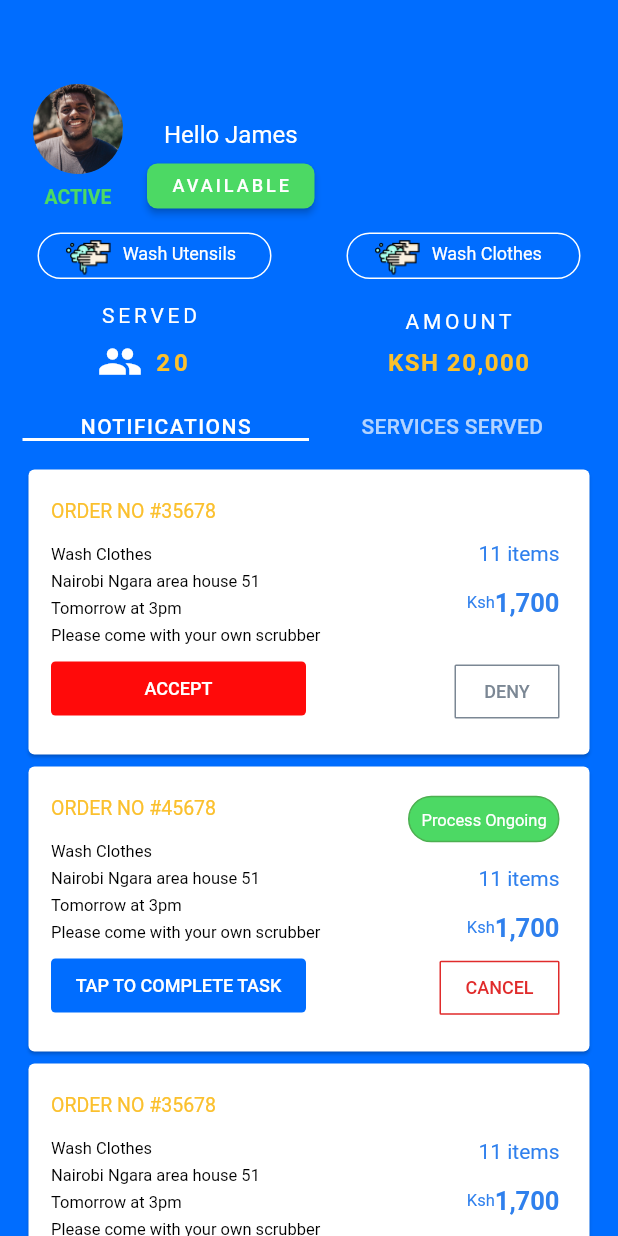
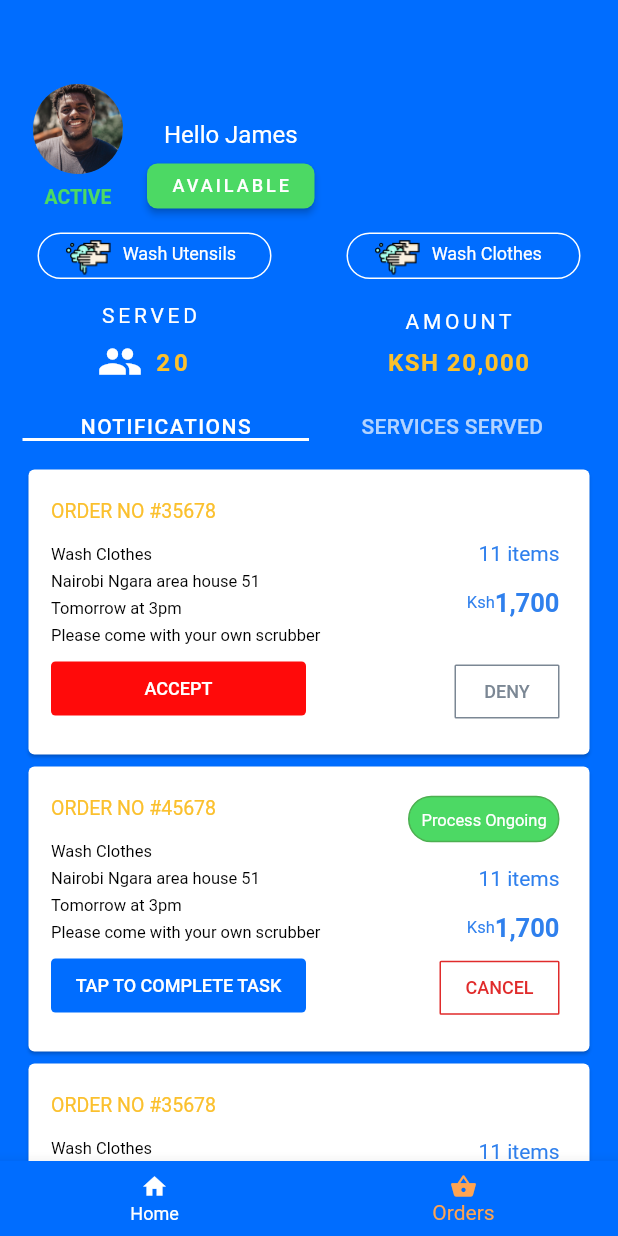
Before and after one commit to qendev/sidan_agent, a Flutter app: the DashBoard screen opened directly, after a tap on "ACCEPT", on a phone screen of 412 x 824 dp. Run offline on Flutter 3.47's test engine with Material 2 defaults, Android fonts, the phone set to English and light mode, and no system bars; our stand-ins replace dropdown_formfield.

Commit message:
updatedc the ui

```diff
--- a/lib/DashBoard.dart
+++ b/lib/DashBoard.dart
@@ -16,6 +16,14 @@ class DashBoard extends StatefulWidget {
 }
 
 class _DashBoardState extends State<DashBoard> {
+  int counter = 0;
+  int selectedIndex = 1;
+
+  void ItemTapped(int index) {
+    setState(() {
+      selectedIndex = index;
+    });
+  }
   @override
   Widget build(BuildContext context) {
     return Scaffold(
@@ -1492,19 +1500,60 @@ class _DashBoardState extends State<DashBoard> {
                                           )
                                       ),
                                     ],
-                                  )
+                                  ),
+
+
+
                                 ],
                               ),
                             ),
+
                           ],
                         ),
                       ),
+
+
                     ),
+
+
+
+
+
                   ),
                 ),
               ],
+
               )
+
           ),
+
+
+        ),
+      ),
+      bottomNavigationBar: SizedBox(
+        height: 50,
+        child: BottomNavigationBar(
+          backgroundColor: Color(0xff006DFF),
+          unselectedItemColor: Colors.white,
+          type: BottomNavigationBarType.fixed,
+          items: <BottomNavigationBarItem>
+          [
+            BottomNavigationBarItem(icon: Icon(Icons.home, size: 18,),
+              title: new Text(
+                  'Home',
+                  style: TextStyle(color: Colors.white, fontSize: 12.0,)
+              ),
+            ),
+            BottomNavigationBarItem(icon: Icon(Icons.shopping_basket, size: 18,),
+              title: new Text(
+                  'Orders',
+                  style: TextStyle(color: Colors.white, fontSize: 12.0,)
+              ),
+            ),
+          ],
+          currentIndex: selectedIndex,
+          onTap: ItemTapped,
+          fixedColor: Color(0xffFFA451),
         ),
       ),
     );
--- a/pubspec.yaml
+++ b/pubspec.yaml
@@ -29,6 +29,7 @@ dependencies:
   # Use with the CupertinoIcons class for iOS style icons.
   cupertino_icons: ^1.0.0
   dropdown_formfield: ^0.1.3
+
 
 
 dev_dependencies:
```
